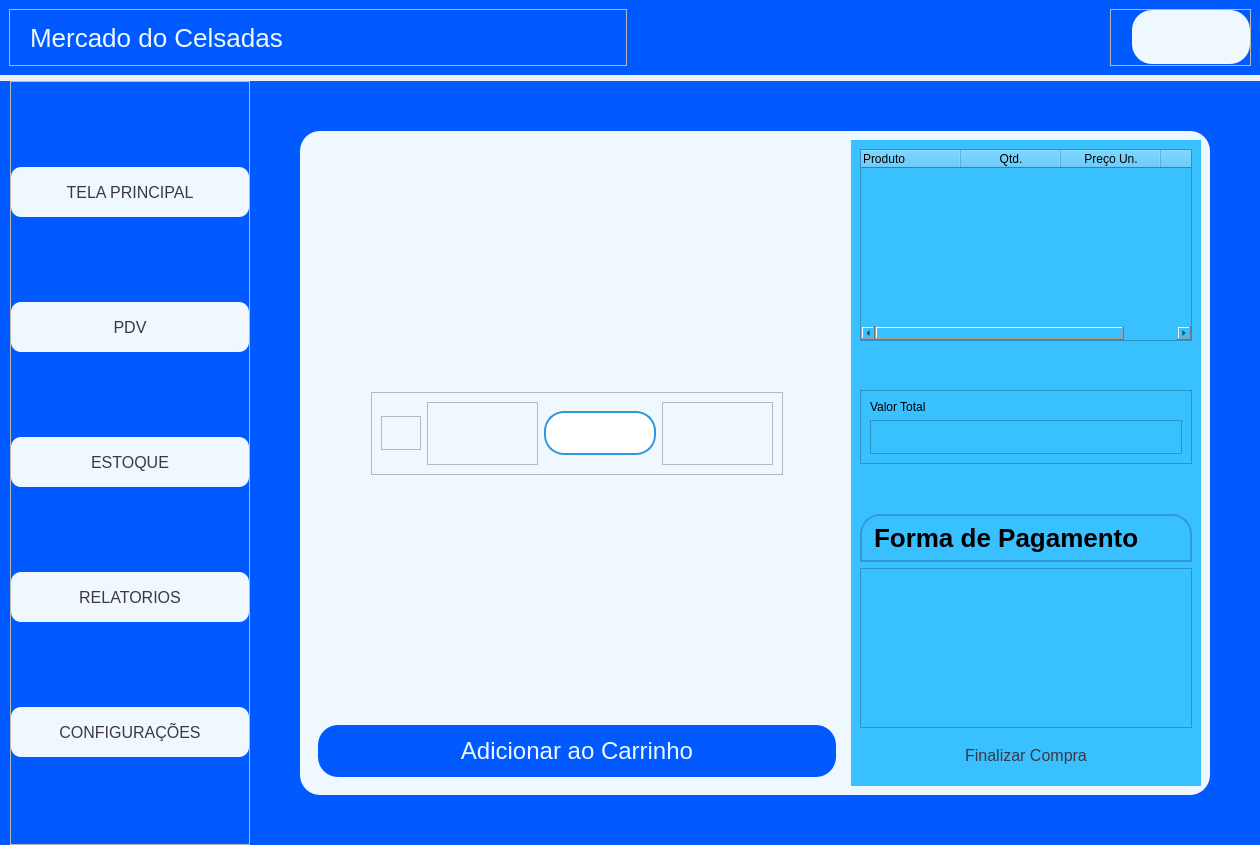
Qt form ui_tela_principal.ui (CelsoLucas/Mercado) before a commit.
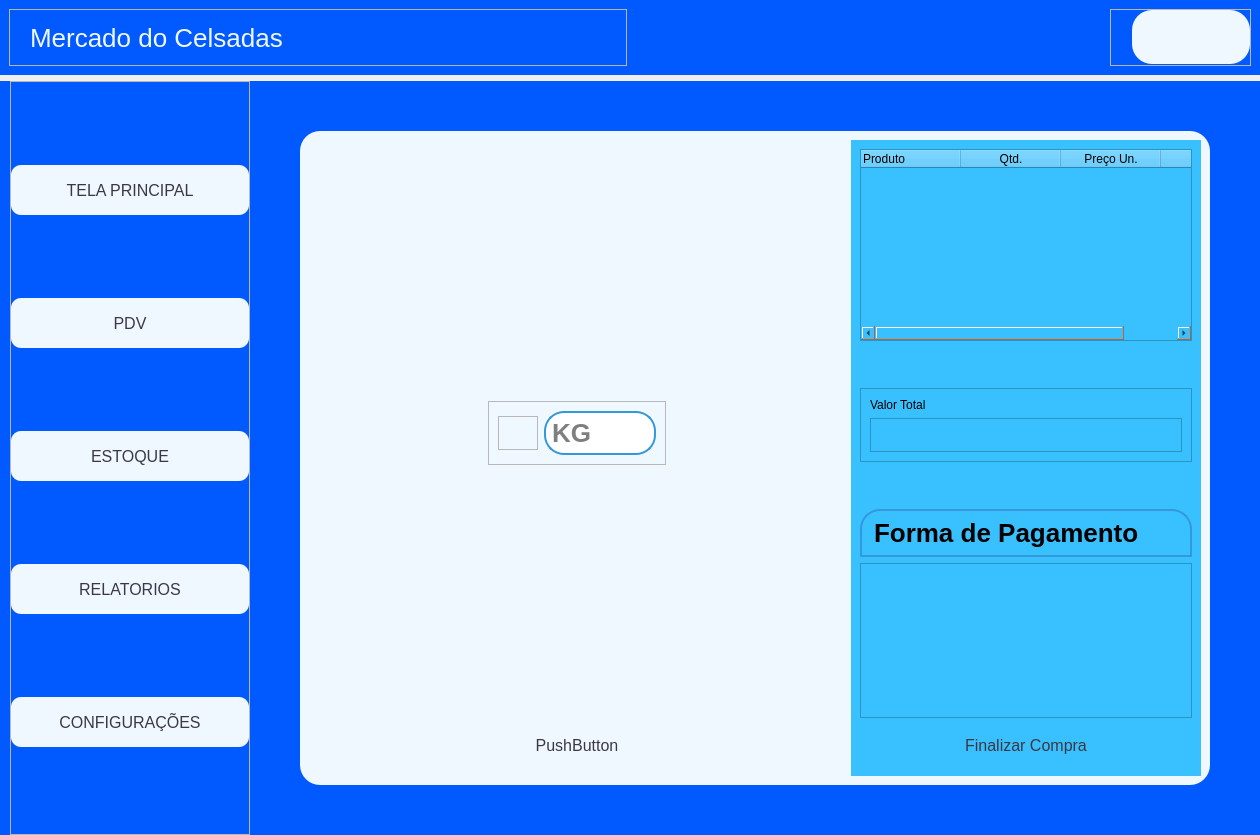
The same form after that commit. The open tabs and pages were chosen to show the change. Icons and pictures are not drawn.

```diff
--- a/ui_tela_principal.ui
+++ b/ui_tela_principal.ui
@@ -7,7 +7,7 @@
     <x>0</x>
     <y>0</y>
     <width>1260</width>
-    <height>845</height>
+    <height>835</height>
    </rect>
   </property>
   <property name="sizePolicy">
@@ -1049,6 +1049,62 @@
                   </item>
                  </layout>
                 </widget>
+                <widget class="QWidget" name="lado_esquerdo_pdv_3">
+                 <layout class="QVBoxLayout" name="verticalLayout_34">
+                  <item alignment="Qt::AlignmentFlag::AlignHCenter|Qt::AlignmentFlag::AlignVCenter">
+                   <widget class="QFrame" name="layout_lado_estquerdo_2">
+                    <property name="frameShape">
+                     <enum>QFrame::Shape::StyledPanel</enum>
+                    </property>
+                    <property name="frameShadow">
+                     <enum>QFrame::Shadow::Raised</enum>
+                    </property>
+                    <layout class="QHBoxLayout" name="horizontalLayout_11">
+                     <item alignment="Qt::AlignmentFlag::AlignVCenter">
+                      <widget class="QFrame" name="layout_nome_quant_2">
+                       <property name="frameShape">
+                        <enum>QFrame::Shape::StyledPanel</enum>
+                       </property>
+                       <property name="frameShadow">
+                        <enum>QFrame::Shadow::Raised</enum>
+                       </property>
+                       <layout class="QHBoxLayout" name="horizontalLayout_13">
+                        <item>
+                         <widget class="QLabel" name="txt_pdv_nome_2">
+                          <property name="text">
+                           <string/>
+                          </property>
+                         </widget>
+                        </item>
+                        <item alignment="Qt::AlignmentFlag::AlignHCenter">
+                         <widget class="QLabel" name="txt_pdv_valor_2">
+                          <property name="text">
+                           <string/>
+                          </property>
+                         </widget>
+                        </item>
+                       </layout>
+                      </widget>
+                     </item>
+                     <item>
+                      <widget class="QLineEdit" name="input_pdv_quant_2">
+                       <property name="placeholderText">
+                        <string>KG</string>
+                       </property>
+                      </widget>
+                     </item>
+                    </layout>
+                   </widget>
+                  </item>
+                  <item>
+                   <widget class="QPushButton" name="btn_adc_carrinho_2">
+                    <property name="text">
+                     <string>PushButton</string>
+                    </property>
+                   </widget>
+                  </item>
+                 </layout>
+                </widget>
                </widget>
               </item>
               <item>
```
Left out of the diff: 232 changed lines with no effect on the pictures.
